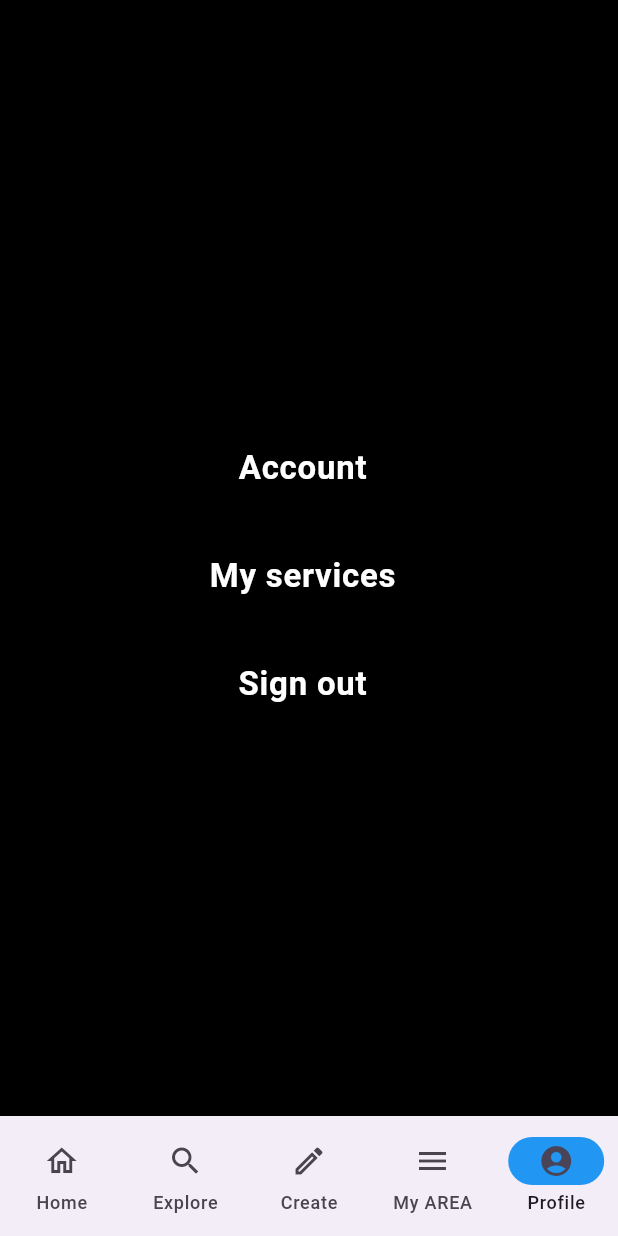
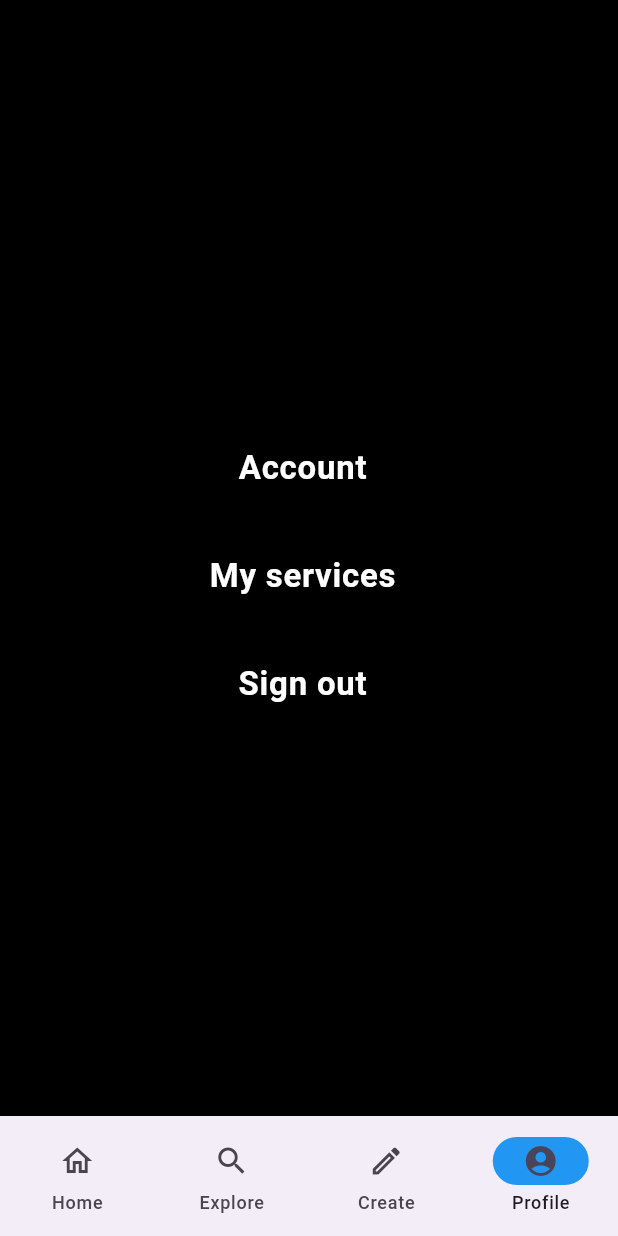
Before and after one commit to Area-dreamteam/Area, a Flutter app: the ProfilePage screen opened directly, on a phone screen of 412 x 824 dp. Run offline on Flutter 3.47's test engine with Material 3 defaults, Android fonts, the phone set to English and light mode, and no system bars; our stand-ins replace dio, flutter_secure_storage; accounts and stored records are empty; network calls fail.

Commit message:
feat (mobile) delete history page

```diff
--- a/mobile/lib/pages/profile_page.dart
+++ b/mobile/lib/pages/profile_page.dart
@@ -26,7 +26,7 @@ class ProfilePage extends StatelessWidget {
           ),
         ),
       ),
-      bottomNavigationBar: const MyBottomNavigationBar(selectedIndex: 4),
+      bottomNavigationBar: const MyBottomNavigationBar(selectedIndex: 3),
     );
   }
 
--- a/mobile/lib/widgets/navbar.dart
+++ b/mobile/lib/widgets/navbar.dart
@@ -2,7 +2,6 @@ import 'package:flutter/material.dart';
 import 'package:mobile/pages/my_area.dart';
 import 'package:mobile/pages/explore_page.dart';
 import 'package:mobile/pages/create_page.dart';
-import 'package:mobile/pages/history.dart';
 import 'package:mobile/pages/profile_page.dart';
 
 class MyBottomNavigationBar extends StatelessWidget {
@@ -17,7 +16,6 @@ class MyBottomNavigationBar extends StatelessWidget {
       const MyAreaPage(),
       const ExplorePage(),
       const CreatePage(),
-      const AreaPage(),
       const ProfilePage(),
     ];
 
@@ -50,11 +48,6 @@ class MyBottomNavigationBar extends StatelessWidget {
           label: 'Create',
         ),
         NavigationDestination(
-          icon: Icon(Icons.menu_outlined),
-          selectedIcon: Icon(Icons.menu),
-          label: 'My AREA',
-        ),
-        NavigationDestination(
           icon: Icon(Icons.account_circle_outlined),
           selectedIcon: Icon(Icons.account_circle),
           label: 'Profile',
```
Also changed, not shown: mobile/lib/pages/history.dart (deleted, +0 -26 lines).
